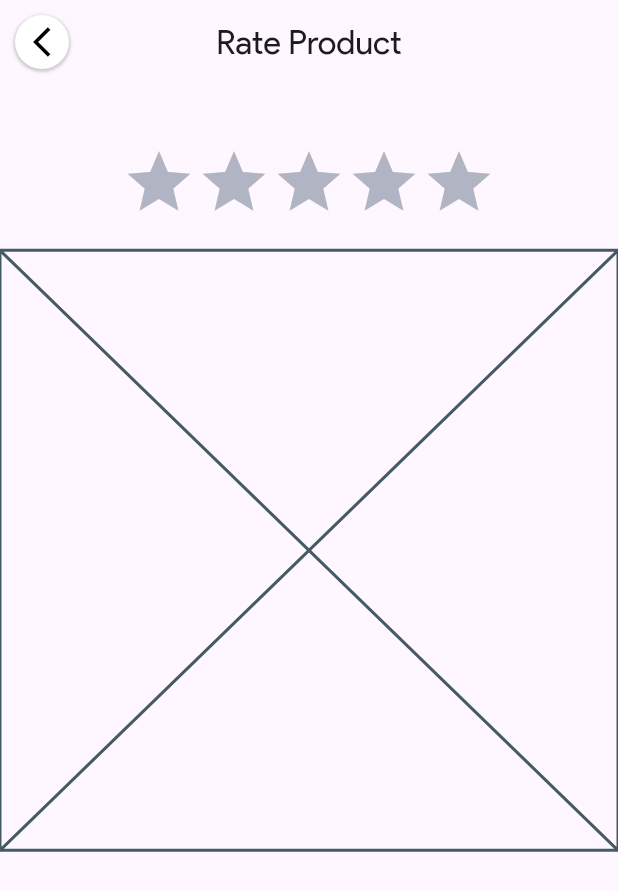
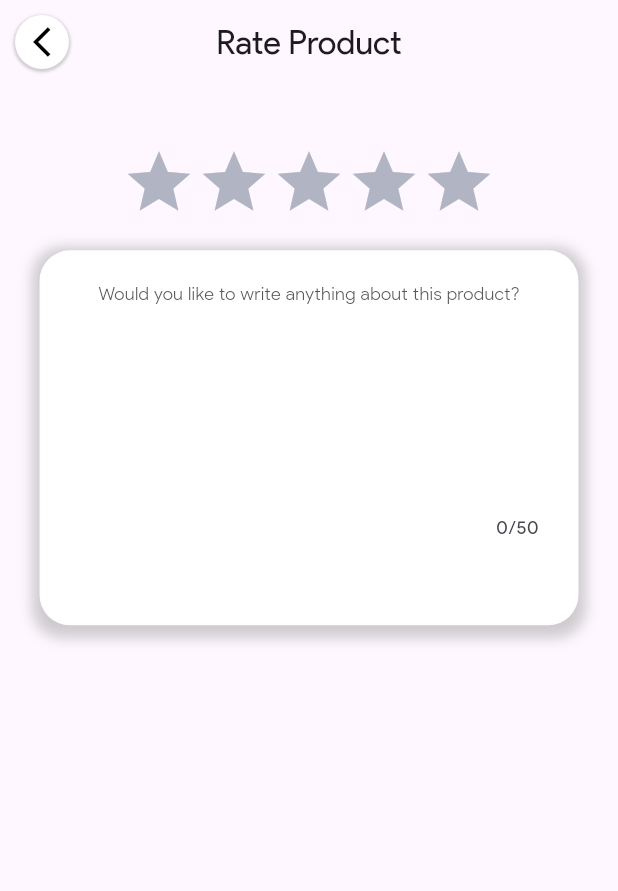
Before and after one commit to KhaledElalfy1/mentorship-ecommerce, a Flutter app: the OrderRateView screen opened by its route, on a phone screen of 412 x 824 dp. Shown: the top 891 px of the screen. Run offline on Flutter 3.47's test engine with Material 3 defaults, Android fonts, the phone set to English and light mode, and no system bars; our stand-ins replace carousel_slider, device_preview, expandable_page_view, flutter_bloc, flutter_rating_bar, flutter_screenutil and 3 more.

Commit message:
add review container

```diff
--- a/lib/features/order_rate/presentation/view/widgets/review_container.dart
+++ b/lib/features/order_rate/presentation/view/widgets/review_container.dart
@@ -1,10 +1,51 @@
 import 'package:flutter/material.dart';
+import 'package:flutter_screenutil/flutter_screenutil.dart';
+import 'package:mentorship_ecommerce/core/utils/styles.dart';
 
 class ReviewContainer extends StatelessWidget {
   const ReviewContainer({super.key});
 
   @override
   Widget build(BuildContext context) {
-    return const Placeholder();
+    return Container(
+      width: double.infinity,
+      height: 250,
+      margin: EdgeInsets.symmetric(horizontal: 24.0.w),
+      padding: EdgeInsets.symmetric(horizontal: 24.0.w, vertical: 20.0.h),
+      decoration: BoxDecoration(
+        color: Colors.white,
+        borderRadius: BorderRadius.circular(20.r),
+        boxShadow: [
+          BoxShadow(
+            color: Colors.grey.withOpacity(0.5),
+            spreadRadius: 5,
+            blurRadius: 7,
+            offset: const Offset(0, 3),
+          ),
+        ],
+      ),
+      child: Column(
+        children: [
+          Text(
+            'Would you like to write anything about this product?',
+            style: Styles.textStyle12.copyWith(
+              color: const Color(0xff5A5A5A),
+              fontWeight: FontWeight.w300,
+            ),
+          ),
+          TextField(
+            maxLines: 5,
+            maxLength: 50,
+            decoration: InputDecoration(
+              hintStyle: Styles.textStyle12.copyWith(
+                color: const Color(0xff5A5A5A),
+                fontWeight: FontWeight.w300,
+              ),
+              border: InputBorder.none,
+            ),
+          )
+        ],
+      ),
+    );
   }
 }
```
